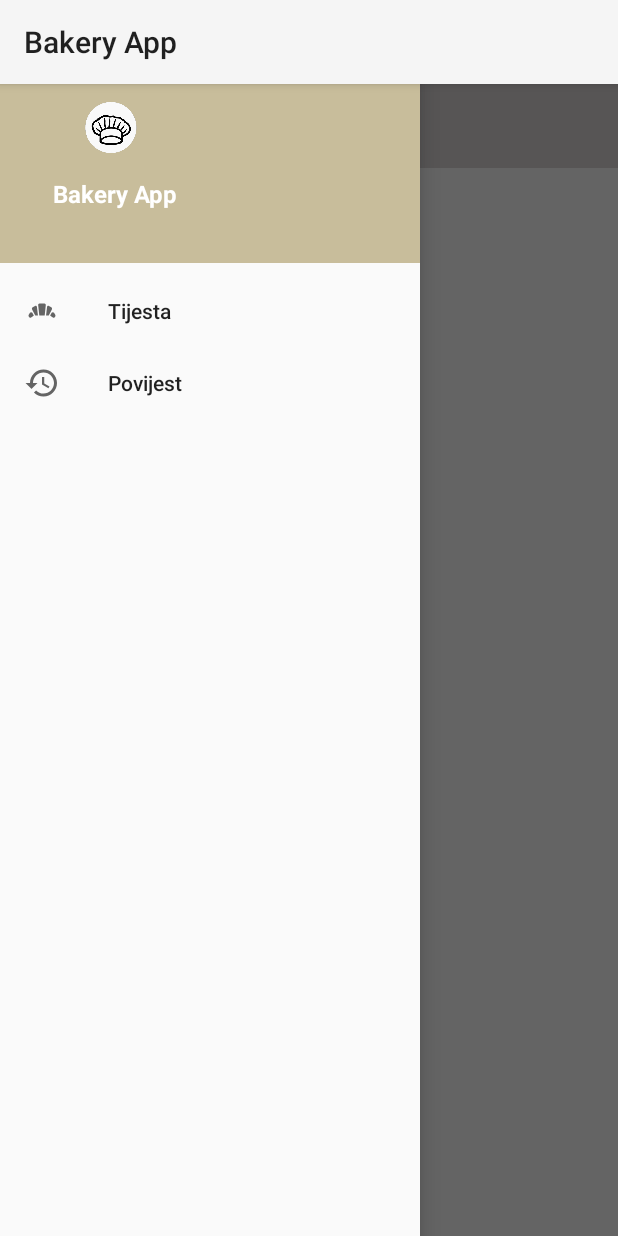
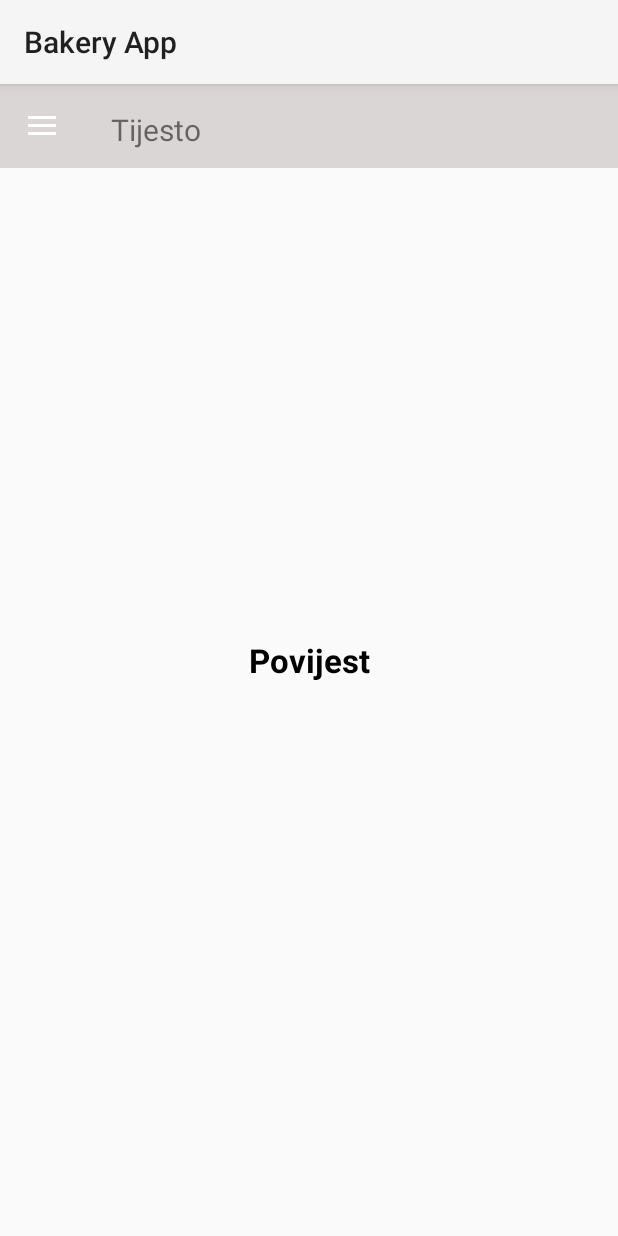
Before and after one commit to CaniTanushaj/RNMA, an Android app: the ProfileActivity screen opened directly, with no data from a screen before it, in the side drawer, after a tap on "Povijest", on a phone screen of 412 x 824 dp. Run offline under Robolectric (Android 15) with nearby library versions, the phone set to English and light mode, and no system bars; our stand-ins replace Firebase (no records; nobody signed in at launch, a user with empty details on screens opened directly); 1 statement that could not run was skipped.

Commit message:
popravljen bug

```diff
--- a/app/src/main/java/ba/fsre/bakeryapp/HistoryFragment.java
+++ b/app/src/main/java/ba/fsre/bakeryapp/HistoryFragment.java
@@ -7,6 +7,8 @@ import androidx.fragment.app.Fragment;
 import android.view.LayoutInflater;
 import android.view.View;
 import android.view.ViewGroup;
+
+import com.google.android.material.navigation.NavigationView;
 
 
 public class HistoryFragment extends Fragment {
@@ -22,5 +24,7 @@ public class HistoryFragment extends Fragment {
                              Bundle savedInstanceState) {
         // Inflate the layout for this fragment
         return inflater.inflate(R.layout.fragment_history, container, false);
+
+
     }
 }
--- a/app/src/main/java/ba/fsre/bakeryapp/ProfileActivity.java
+++ b/app/src/main/java/ba/fsre/bakeryapp/ProfileActivity.java
@@ -51,35 +51,34 @@ public class ProfileActivity extends AppCompatActivity {
         toggle.getDrawerArrowDrawable().setColor(getResources().getColor(R.color.white));
 
 
-//        navigationView.setNavigationItemSelectedListener(new NavigationView.OnNavigationItemSelectedListener() {
-//
-//            @SuppressLint("NonConstantResourceId")
-//            @Override
-//            public boolean onNavigationItemSelected(@NonNull MenuItem item) {
-//                switch (item.getItemId()){
-//                    case R.id.categori:
-//                        drawerLayout.closeDrawer(GravityCompat.START);
-//                        Toast.makeText(ProfileActivity.this,"Kategorije",Toast.LENGTH_SHORT).show();
-//
-//                        break;
-//                    case R.id.history:
-//                        drawerLayout.closeDrawer(GravityCompat.START);
-//                        Toast.makeText(ProfileActivity.this,"Povijest",Toast.LENGTH_SHORT).show();
-//                        fragmentR(new HistoryFragment());
-//                        break;
-//
-//
-//                }
-//                return true;
-//            }
-//        });
-//
-//
-//        }
-//    private void fragmentR(Fragment fragment) {
-//        FragmentManager fragmentManager = getSupportFragmentManager();
-//        FragmentTransaction fragmentTransaction = fragmentManager.beginTransaction();
-//        fragmentTransaction.remove(R.id.frameLayout, fragment);
-//        fragmentTransaction.commit();
+        navigationView.setNavigationItemSelectedListener(new NavigationView.OnNavigationItemSelectedListener() {
+
+            @SuppressLint("NonConstantResourceId")
+            @Override
+            public boolean onNavigationItemSelected(@NonNull MenuItem item) {
+
+                if(item.getItemId()==R.id.categori) {
+                    drawerLayout.closeDrawer(GravityCompat.START);
+                    Toast.makeText(ProfileActivity.this, "Kategorije", Toast.LENGTH_SHORT).show();
+                    fragmentR(new ProfileActivity());
+
+                }
+                if(item.getItemId()==R.id.history) {
+                    drawerLayout.closeDrawer(GravityCompat.START);
+                    Toast.makeText(ProfileActivity.this, "Kategorije", Toast.LENGTH_SHORT).show();
+                    fragmentR(new HistoryFragment());
+
+                }
+                return true;
+            }
+        });
+
+
+        }
+    private void fragmentR(Fragment fragment) {
+        FragmentManager fragmentManager = getSupportFragmentManager();
+        FragmentTransaction fragmentTransaction = fragmentManager.beginTransaction();
+        fragmentTransaction.replace(R.id.frameLayout,fragment);
+        fragmentTransaction.commit();
     }
 }
```
